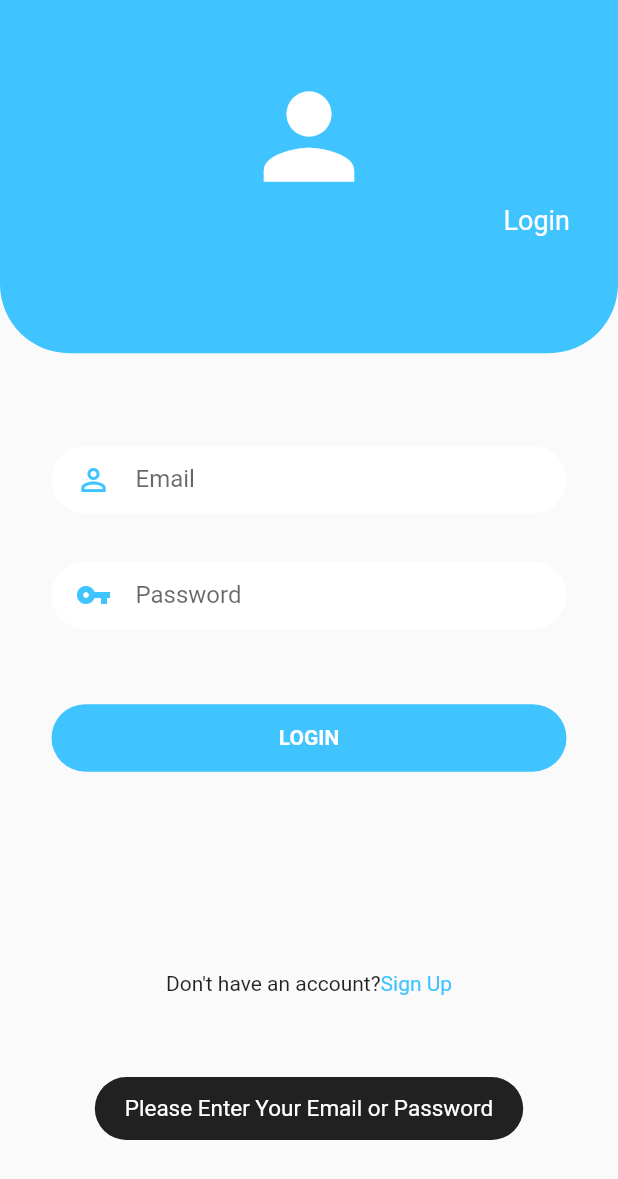
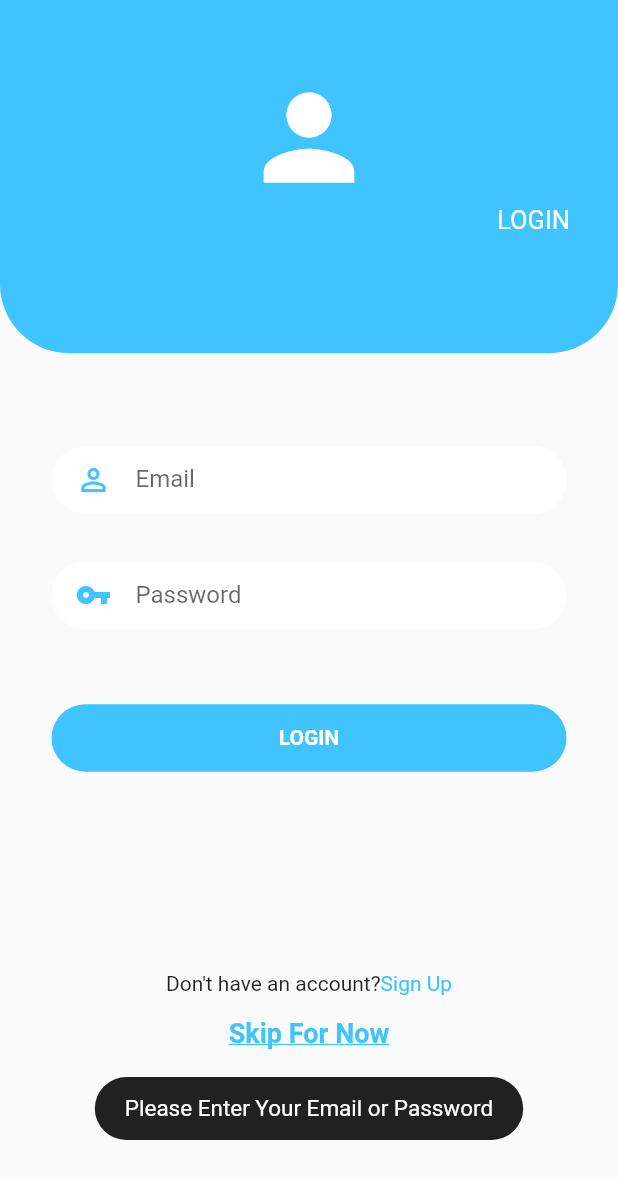
Before and after one commit to affan3699/News-App, a Flutter app: the screen it shows after launch, after a tap on "LOGIN", on a phone screen of 412 x 824 dp. Shown: the top 1179 px of the screen. Run offline on Flutter 3.47's test engine with Material 2 defaults, Android fonts, the phone set to English and light mode, and no system bars; our stand-ins replace cloud_firestore, firebase_auth, firebase_core, fluttertoast, font_awesome_flutter, modal_progress_hud and 2 more; missing offline and left inert: dart:ffi; accounts and stored records are empty.

Commit message:
Add SkipForNow option & Retrieve Firebase

```diff
--- a/lib/Screens/Login.dart
+++ b/lib/Screens/Login.dart
@@ -3,6 +3,7 @@ import 'package:modal_progress_hud/modal_progress_hud.dart';
 import 'package:fluttertoast/fluttertoast.dart';
 import 'package:firebase_auth/firebase_auth.dart';
 import 'package:newsapp/Screens/Home.dart';
+import 'package:cloud_firestore/cloud_firestore.dart';
 
 class Login extends StatefulWidget {
   @override
@@ -11,6 +12,7 @@ class Login extends StatefulWidget {
 
 class _LoginState extends State<Login> {
   String email = "", password = "";
+
   bool showSpinner = false;
 
   @override
@@ -47,8 +49,8 @@ class _LoginState extends State<Login> {
                       child: Padding(
                         padding: const EdgeInsets.only(bottom: 32, right: 32),
                         child: Text(
-                          'Login',
-                          style: TextStyle(color: Colors.white, fontSize: 18),
+                          "LOGIN",
+                          style: TextStyle(color: Colors.white, fontSize: 17),
                         ),
                       ),
                     ),
@@ -74,13 +76,14 @@ class _LoginState extends State<Login> {
                         onChanged: (value) {
                           email = value;
                         },
+                        keyboardType: TextInputType.emailAddress,
                         decoration: InputDecoration(
                           border: InputBorder.none,
                           icon: Icon(
                             Icons.person_outline_sharp,
                             color: Colors.lightBlueAccent,
                           ),
-                          hintText: 'Email',
+                          hintText: "Email",
                         ),
                       ),
                     ),
@@ -105,7 +108,7 @@ class _LoginState extends State<Login> {
                             Icons.vpn_key_sharp,
                             color: Colors.lightBlueAccent,
                           ),
-                          hintText: 'Password',
+                          hintText: "Password",
                         ),
                       ),
                     ),
@@ -150,6 +153,27 @@ class _LoginState extends State<Login> {
                   Navigator.pushNamed(context, 'signUp_screen');
                 },
               ),
+              SizedBox(height: 15),
+              InkWell(
+                child: Row(
+                  mainAxisAlignment: MainAxisAlignment.center,
+                  children: <Widget>[
+                    Text(
+                      "Skip For Now",
+                      style: TextStyle(
+                        color: Colors.lightBlueAccent,
+                        fontWeight: FontWeight.bold,
+                        fontSize: 18,
+                        decoration: TextDecoration.underline,
+                      ),
+                    ),
+                  ],
+                ),
+                onTap: () {
+                  Navigator.push(context,
+                      MaterialPageRoute(builder: (context) => Home(false)));
+                },
+              ),
             ],
           ),
         ),
@@ -173,10 +197,22 @@ class _LoginState extends State<Login> {
         showSpinner = true;
       });
       FirebaseAuth auth = FirebaseAuth.instance;
+      FirebaseFirestore firestore = FirebaseFirestore.instance;
 
       try {
         UserCredential userCredential = await FirebaseAuth.instance
             .signInWithEmailAndPassword(email: email, password: password);
+
+        // final DocumentSnapshot snapshot = await firestore
+        //     .collection("users")
+        //     .doc(userCredential.user!.uid)
+        //     .get();
+        //
+        // final data = snapshot.data() as dynamic;
+        //
+        // emailFirebasse = data["Email"];
+        // username = data["Full Name"];
+        // address = data["Address"];
 
         Fluttertoast.showToast(
           msg: "Welcome",
@@ -188,7 +224,8 @@ class _LoginState extends State<Login> {
           fontSize: 15.0,
         );
         Navigator.of(context).pushAndRemoveUntil(
-            MaterialPageRoute(builder: (context) => Home()), (route) => false);
+            MaterialPageRoute(builder: (context) => Home(true)),
+            (route) => false);
       } on FirebaseAuthException catch (e) {
         if (e.code == 'user-not-found') {
           Fluttertoast.showToast(
--- a/lib/Screens/NewsDetail.dart
+++ b/lib/Screens/NewsDetail.dart
@@ -18,7 +18,10 @@ class _NewsDetailState extends State<NewsDetail> {
   Widget build(BuildContext context) {
     return Scaffold(
       appBar: AppBar(
-        title: Text("News App"),
+        title: Text(
+          "News App",
+          style: TextStyle(color: Colors.black, fontWeight: FontWeight.bold),
+        ),
         backgroundColor: Colors.lightBlueAccent,
         centerTitle: true,
       ),
--- a/lib/Screens/Profile.dart
+++ b/lib/Screens/Profile.dart
@@ -1,6 +1,23 @@
+import 'package:cloud_firestore/cloud_firestore.dart';
+import 'package:firebase_auth/firebase_auth.dart';
 import 'package:flutter/material.dart';
+import 'package:firebase_core/firebase_core.dart';
 
-class Profile extends StatelessWidget {
+class Profile extends StatefulWidget {
+  @override
+  State<Profile> createState() => _ProfileState();
+}
+
+class _ProfileState extends State<Profile> {
+  String name = "", email = "", address = "";
+
+  @override
+  void initState() {
+    // TODO: implement initState
+    getProfileData();
+    super.initState();
+  }
+
   @override
   Widget build(BuildContext context) {
     return MaterialApp(
@@ -16,7 +33,7 @@ class Profile extends StatelessWidget {
               backgroundImage: AssetImage(''),
             ),
             Text(
-              "Affan Murtaza",
+              name,
               style: TextStyle(
                 fontFamily: 'Pacifico',
                 fontSize: 40.0,
@@ -55,7 +72,7 @@ class Profile extends StatelessWidget {
                   color: Colors.black,
                 ),
                 title: Text(
-                  'affan123@gmail.com',
+                  email,
                   style: TextStyle(
                     fontSize: 20.0,
                     color: Colors.black,
@@ -72,7 +89,7 @@ class Profile extends StatelessWidget {
                   color: Colors.black,
                 ),
                 title: Text(
-                  'Clifton',
+                  address,
                   style: TextStyle(
                     fontSize: 20.0,
                     color: Colors.black,
@@ -86,4 +103,22 @@ class Profile extends StatelessWidget {
       ),
     );
   }
+
+  void getProfileData() async {
+    FirebaseFirestore firestore = FirebaseFirestore.instance;
+
+    var user = FirebaseAuth.instance.currentUser;
+    final DocumentSnapshot snapshot =
+        await firestore.collection("users").doc(user!.uid).get();
+
+    final data = snapshot.data() as dynamic;
+
+    setState(() {
+      email = data["Email"];
+      name = data["Full Name"];
+      address = data["Address"];
+    });
+
+    print(email);
+  }
 }
--- a/lib/Screens/SignUp.dart
+++ b/lib/Screens/SignUp.dart
@@ -48,8 +48,8 @@ class _SignUpState extends State<SignUp> {
                       child: Padding(
                         padding: const EdgeInsets.only(bottom: 32, right: 32),
                         child: Text(
-                          'Sign Up',
-                          style: TextStyle(color: Colors.white, fontSize: 18),
+                          "SIGN UP",
+                          style: TextStyle(color: Colors.white, fontSize: 17),
                         ),
                       ),
                     ),
--- a/lib/main.dart
+++ b/lib/main.dart
@@ -1,3 +1,4 @@
+import 'package:cloud_firestore/cloud_firestore.dart';
 import 'package:flutter/material.dart';
 import 'package:newsapp/Screens/Home.dart';
 import 'package:newsapp/Screens/Login.dart';
@@ -12,6 +13,7 @@ void main() {
 }
 
 class MyApp extends StatelessWidget {
+  String emailFirebasse = "", username = "", address = "";
   final Future<FirebaseApp> _initialization = Firebase.initializeApp();
 
   @override
@@ -36,7 +38,7 @@ class MyApp extends StatelessWidget {
             routes: {
               "login_screen": (context) => Login(),
               "signUp_screen": (context) => SignUp(),
-              "Home_screen": (context) => Home(),
+              "Home_screen": (context) => Home(true),
               "profile_screen": (context) => Profile(),
             },
           );
```
Also changed, not shown: lib/Screens/Home.dart (+37 -5 lines).
